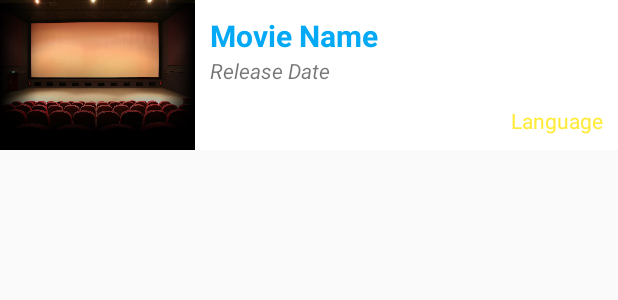
After one commit to darenschaad/Android_Movie-Search, an Android app: the layout movie_list_item.xml on its own in the app's theme, with its tools: preview values and no code run, on a phone screen of 412 x 824 dp. The commit adds this screen. Shown: the top 300 px of the screen. Run offline under Robolectric (Android 15) with nearby library versions, the phone set to English and light mode, and no system bars.

Commit message:
add recycler view fucntionality

```diff
--- a/app/build.gradle
+++ b/app/build.gradle
@@ -29,4 +29,5 @@ dependencies {
     compile 'com.jakewharton:butterknife:7.0.1'
     compile 'com.squareup.okhttp3:okhttp:3.2.0'
     compile 'se.akerfeldt:okhttp-signpost:1.1.0'
+    compile 'com.android.support:recyclerview-v7:+'
 }
--- /dev/null
+++ b/app/src/main/res/layout/movie_list_item.xml
@@ -0,0 +1,54 @@
+<?xml version="1.0" encoding="utf-8"?>
+<LinearLayout xmlns:android="http://schemas.android.com/apk/res/android"
+    android:orientation="horizontal"
+    android:layout_width="match_parent"
+    android:layout_height="wrap_content">
+
+    <ImageView
+        android:layout_width="130dp"
+        android:layout_height="100dp"
+        android:id="@+id/movieImageView"
+        android:src="@drawable/stock"
+        android:scaleType="centerCrop"/>
+
+    <LinearLayout
+        android:orientation="vertical"
+        android:layout_width="match_parent"
+        android:background="#ffffff"
+        android:layout_height="match_parent"
+        android:padding="10dp">
+
+        <TextView
+            android:layout_width="wrap_content"
+            android:layout_height="wrap_content"
+            android:id="@+id/movieTitleTextView"
+            android:textSize="20dp"
+            android:textStyle="bold"
+            android:text="Movie Name"
+            android:textColor="@color/primary"/>
+
+        <TextView
+            android:layout_width="wrap_content"
+            android:layout_height="wrap_content"
+            android:text="Release Date"
+            android:id="@+id/releaseDateTextView"
+            android:layout_below="@+id/restaurantNameTextView"
+            android:layout_alignParentLeft="true"
+            android:layout_alignParentStart="true"
+            android:textStyle="italic"/>
+
+        <RelativeLayout
+            android:layout_width="match_parent"
+            android:layout_height="match_parent">
+
+            <TextView
+                android:layout_width="wrap_content"
+                android:layout_height="wrap_content"
+                android:text="Language"
+                android:id="@+id/languageTextView"
+                android:layout_alignParentBottom="true"
+                android:layout_alignParentRight="true"
+                android:textColor="@color/accent"/>
+        </RelativeLayout>
+    </LinearLayout>
+</LinearLayout>
```
Also changed, not shown: app/src/main/java/com/epicodus/movielookup/adapters/MovieListAdapter.java (+69 -4 lines), app/src/main/java/com/epicodus/movielookup/ui/MovieListActivity.java (+13 -14 lines), app/src/main/res/layout/activity_movie_list.xml (+4 -6 lines), app/src/main/res/drawable/stock.jpg (added).
